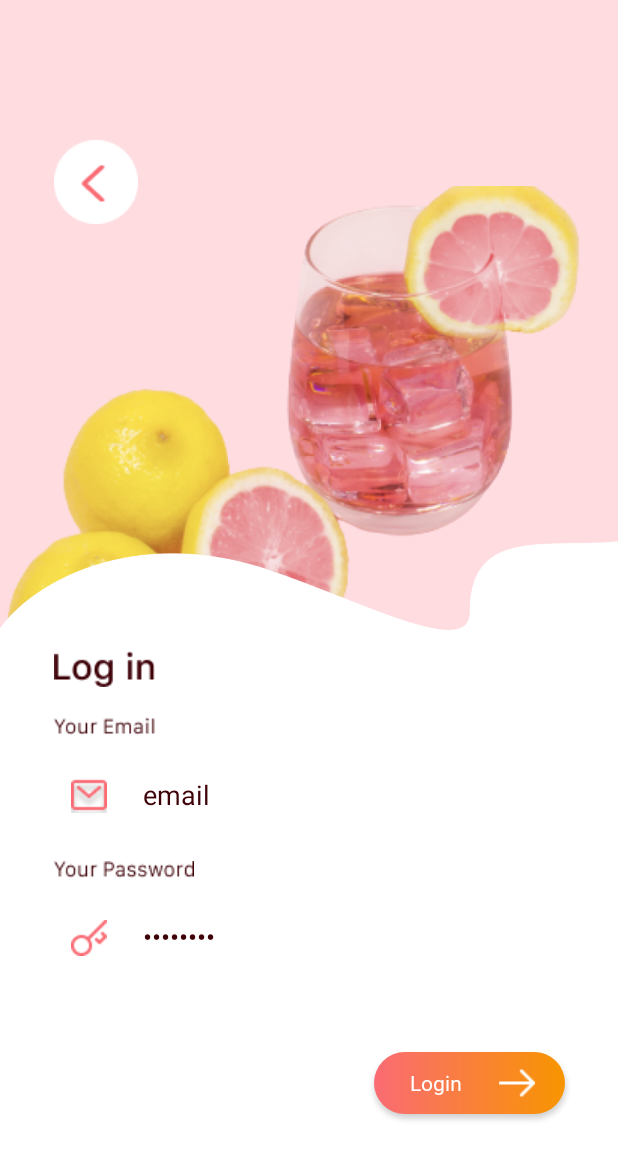
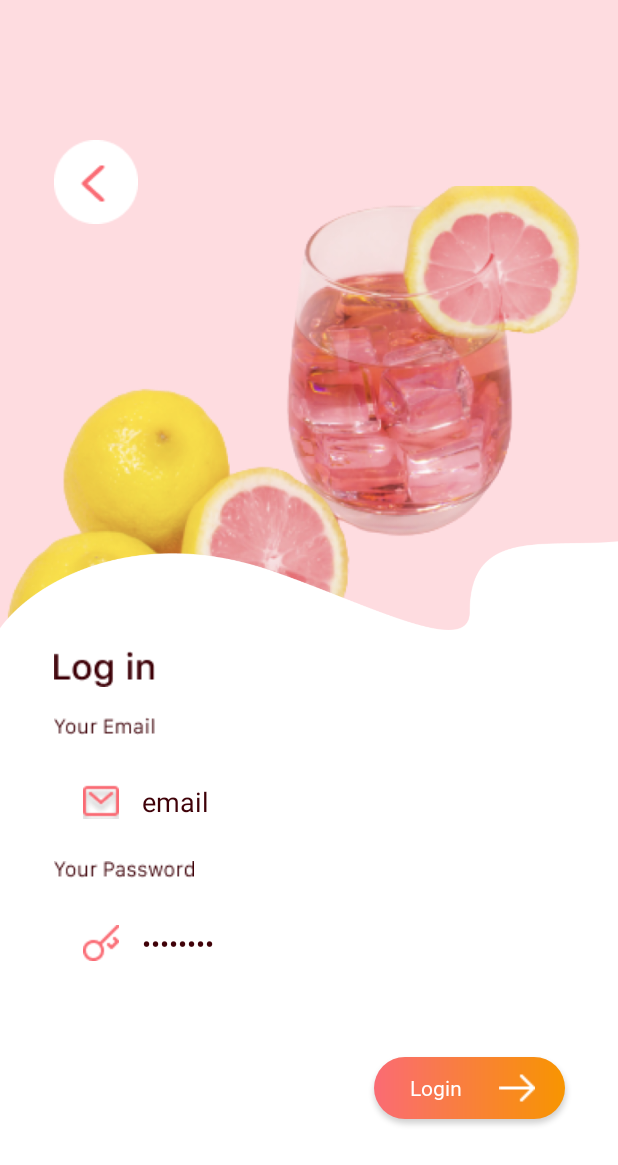
Before and after one commit to Izmayluv/Figma, an Android app: the Third screen opened directly, with no data from a screen before it, on a phone screen of 412 x 824 dp. Shown: the top 1165 px of the screen. Run offline under Robolectric (Android 15) with nearby library versions, the phone set to English and light mode, and no system bars.

Commit message:
App is done

```diff
--- a/app/src/main/res/layout/activity_third2.xml
+++ b/app/src/main/res/layout/activity_third2.xml
@@ -14,6 +14,7 @@
         android:layout_height="wrap_content"
         android:layout_marginStart="36dp"
         android:layout_marginTop="93dp"
+        android:contentDescription="@string/app_name"
         android:onClick="BackScreen"
         app:layout_constraintStart_toStartOf="parent"
         app:layout_constraintTop_toTopOf="parent"
@@ -68,64 +69,55 @@
         app:layout_constraintTop_toBottomOf="@+id/imageView10"
         app:srcCompat="@drawable/yourpassword" />
 
-    <ImageView
-        android:id="@+id/imageView13"
+    <EditText
+        android:id="@+id/editTextMail"
         android:layout_width="wrap_content"
         android:layout_height="wrap_content"
-        android:layout_marginStart="11dp"
-        android:layout_marginTop="28dp"
-        app:layout_constraintStart_toStartOf="@+id/imageView12"
-        app:layout_constraintTop_toBottomOf="@+id/imageView12"
-        app:srcCompat="@drawable/k1" />
-
-    <ImageView
-        android:id="@+id/imageView14"
-        android:layout_width="wrap_content"
-        android:layout_height="wrap_content"
-        android:layout_marginStart="11dp"
-        android:layout_marginTop="28dp"
-        app:layout_constraintStart_toStartOf="@+id/imageView11"
-        app:layout_constraintTop_toBottomOf="@+id/imageView11"
-        app:srcCompat="@drawable/mail1" />
-
-    <EditText
-        android:id="@+id/editTextTextPersonName"
-        android:layout_width="wrap_content"
-        android:layout_height="wrap_content"
-        android:layout_marginStart="20dp"
         android:layout_marginTop="16dp"
         android:backgroundTint="#FFFFFF"
+        android:drawableStart="@drawable/mail1"
+        android:drawablePadding="15dp"
         android:ems="10"
         android:inputType="textPersonName"
         android:minHeight="48dp"
         android:text="email"
         android:textColor="#3F0108"
-        app:layout_constraintStart_toEndOf="@+id/imageView14"
-        app:layout_constraintTop_toBottomOf="@+id/imageView11" />
+        app:layout_constraintBottom_toBottomOf="parent"
+        app:layout_constraintEnd_toEndOf="parent"
+        app:layout_constraintHorizontal_bias="0.258"
+        app:layout_constraintStart_toStartOf="parent"
+        app:layout_constraintTop_toBottomOf="@+id/imageView11"
+        app:layout_constraintVertical_bias="0.017" />
 
     <EditText
-        android:id="@+id/editTextTextPersonName2"
+        android:id="@+id/editTextPassword"
         android:layout_width="wrap_content"
         android:layout_height="wrap_content"
-        android:layout_marginStart="20dp"
-        android:layout_marginTop="15dp"
+        android:layout_marginTop="20dp"
         android:backgroundTint="#FFFFFF"
+        android:drawableStart="@drawable/k1"
+        android:drawablePadding="15dp"
         android:ems="10"
         android:inputType="textPersonName"
         android:minHeight="48dp"
         android:password="true"
         android:text="password"
         android:textColor="#3F0108"
-        app:layout_constraintStart_toEndOf="@+id/imageView13"
-        app:layout_constraintTop_toBottomOf="@+id/imageView12" />
+        app:layout_constraintBottom_toBottomOf="parent"
+        app:layout_constraintEnd_toEndOf="parent"
+        app:layout_constraintHorizontal_bias="0.258"
+        app:layout_constraintStart_toStartOf="parent"
+        app:layout_constraintTop_toBottomOf="@+id/imageView12"
+        app:layout_constraintVertical_bias="0.0" />
 
     <Button
-        android:id="@+id/button7"
+        android:id="@+id/buttonLogin"
         android:layout_width="127dp"
         android:layout_height="41dp"
         android:background="@drawable/gradient"
         android:drawableEnd="@drawable/ar1"
         android:fontFamily="@font/text"
+        android:onClick="Login"
         android:paddingRight="20dp"
         android:text="Login"
         android:textAllCaps="false"
@@ -134,7 +126,7 @@
         app:layout_constraintEnd_toEndOf="parent"
         app:layout_constraintHorizontal_bias="0.875"
         app:layout_constraintStart_toStartOf="parent"
-        app:layout_constraintTop_toBottomOf="@+id/editTextTextPersonName2"
+        app:layout_constraintTop_toBottomOf="@+id/editTextPassword"
         app:layout_constraintVertical_bias="0.395"
         tools:ignore="TouchTargetSizeCheck" />
 
@@ -142,6 +134,6 @@
         android:id="@+id/group"
         android:layout_width="wrap_content"
         android:layout_height="wrap_content"
-        app:constraint_referenced_ids="imageView8,imageView9,imageView10,imageView11,imageView12,imageView13,imageView14,editTextTextPersonName,editTextTextPersonName2" />
+        app:constraint_referenced_ids="imageView8,imageView9,imageView10,imageView11,imageView12,editTextMail,editTextPassword" />
 
 </androidx.constraintlayout.widget.ConstraintLayout>
```
Also changed, not shown: app/src/main/java/com/example/figma/Third.java (+28 -0 lines), app/src/main/res/layout/activity_second2.xml (+4 -3 lines), app/src/main/res/layout/activity_third.xml (+5 -5 lines).
